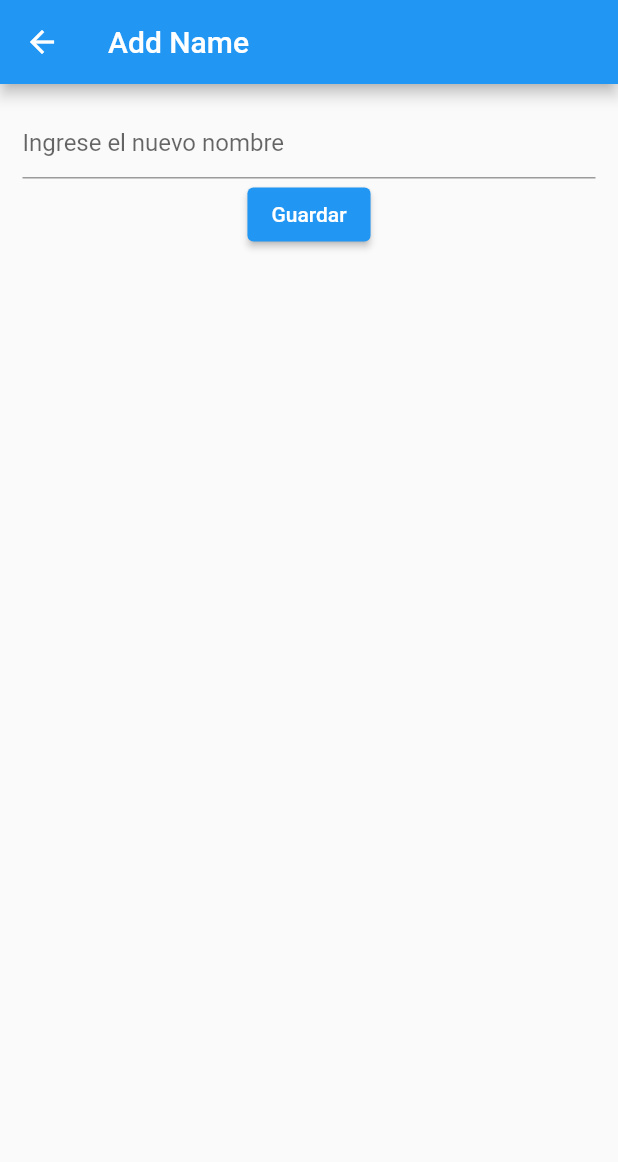
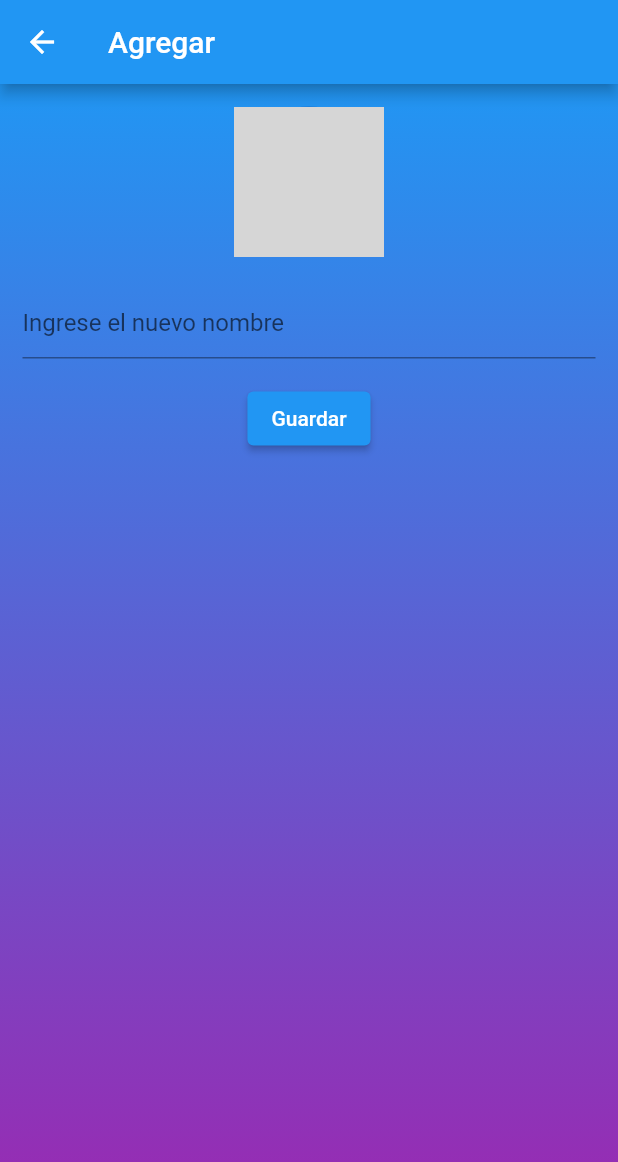
Before and after one commit to Dilan1502/crud_firebase, a Flutter app: the screen it shows after launch, after a tap on the "add" icon, on a phone screen of 412 x 824 dp. Shown: the top 1162 px of the screen. Run offline on Flutter 3.47's test engine with Material 2 defaults, Android fonts, the phone set to English and light mode, and no system bars; our stand-ins replace cloud_firestore, firebase_core, image_picker; accounts and stored records are empty; network calls fail; grey boxes are pictures that could not be loaded.

Commit message:
ultimos cambios

```diff
--- a/lib/main.dart
+++ b/lib/main.dart
@@ -20,7 +20,7 @@ class MyApp extends StatelessWidget {
   @override
   Widget build(BuildContext context) {
     return MaterialApp(
-      title: 'Flutter Firebase',
+      title: 'Firebase Dilan',
       initialRoute: '/',
       routes: {
         '/': (context) => const HomePage(),
--- a/lib/pages/add_name_page.dart
+++ b/lib/pages/add_name_page.dart
@@ -2,9 +2,10 @@ import 'package:firebase/services/firebase_service.dart';
 import 'package:flutter/material.dart';
 
 class AddNamePage extends StatefulWidget {
-  const AddNamePage({super.key});
+  const AddNamePage({Key? key}) : super(key: key);
+
   @override
-  State<AddNamePage> createState() => _AddNamePageState();
+  _AddNamePageState createState() => _AddNamePageState();
 }
 
 class _AddNamePageState extends State<AddNamePage> {
@@ -14,26 +15,46 @@ class _AddNamePageState extends State<AddNamePage> {
   Widget build(BuildContext context) {
     return Scaffold(
       appBar: AppBar(
-        title: const Text('Add Name'),
+        title: const Text('Agregar'),
       ),
-      body: Padding(
+      body: Container(
+        decoration: BoxDecoration(
+          gradient: LinearGradient(
+            begin: Alignment.topCenter,
+            end: Alignment.bottomCenter,
+            colors: [
+              Colors.blue,
+              Colors.purple,
+            ],
+          ),
+        ),
+        child: Padding(
           padding: const EdgeInsets.all(15.0),
           child: Column(
             children: [
+              CircleAvatar(
+                radius: 50,
+                backgroundImage: NetworkImage(
+                    'https://cdn.pixabay.com/photo/2018/03/29/12/06/silhouette-3272088_1280.png'), // Reemplaza 'assets/images/avatar.png' con la ruta de tu imagen
+              ),
+              const SizedBox(height: 20),
               TextField(
                 controller: nameController,
                 decoration: const InputDecoration(
                   hintText: 'Ingrese el nuevo nombre',
                 ),
               ),
+              SizedBox(height: 16), // Espacio vertical de 16 puntos
               ElevatedButton(
                 onPressed: () async {
                   await addPeople(nameController.text).then((_) {
                     Navigator.pop(context);
                   });
                 },
-                child: const Text("Guardar"))
+                child: const Text("Guardar"),
+              ),
             ],
+          ),
         ),
       ),
     );
--- a/lib/pages/home_page.dart
+++ b/lib/pages/home_page.dart
@@ -13,7 +13,7 @@ class HomePage extends StatefulWidget {
 class _HomePageState extends State<HomePage> {
   final List<Widget> _pages = [
     const PersonList(),
-    const UploadPage(),
+    facebook(),
   ];
 
   int _selectedIndex = 0;
@@ -22,7 +22,7 @@ class _HomePageState extends State<HomePage> {
   Widget build(BuildContext context) {
     return Scaffold(
         appBar: AppBar(
-          title: const Text('Flutter Firebase'),
+          title: const Text('Firebase Dilan'),
         ),
         body: _pages[_selectedIndex],
         bottomNavigationBar: BottomNavigationBar(
@@ -38,8 +38,8 @@ class _HomePageState extends State<HomePage> {
               label: 'Persons',
             ),
             BottomNavigationBarItem(
-              icon: Icon(Icons.upload),
-              label: 'Upload',
+              icon: Icon(Icons.facebook),
+              label: 'Facebook',
             ),
           ],
         ));
--- a/lib/pages/list_page.dart
+++ b/lib/pages/list_page.dart
@@ -14,7 +14,18 @@ class _PersonListState extends State<PersonList> {
   @override
   Widget build(BuildContext context) {
     return Scaffold(
-      body: FutureBuilder(
+      body: Container(
+        decoration: BoxDecoration(
+          gradient: LinearGradient(
+            begin: Alignment.topCenter,
+            end: Alignment.bottomCenter,
+            colors: [
+              Colors.blue,
+              Colors.purple,
+            ],
+          ),
+        ),
+        child: FutureBuilder(
           future: getPeople(),
           builder: (context, snapshot) {
             if (snapshot.hasData) {
@@ -33,7 +44,8 @@ class _PersonListState extends State<PersonList> {
                         builder: (context) {
                           return AlertDialog(
                             title: Text(
-                                    "¿Está seguro de querer eliminar a ${snapshot.data?[index]['name']}?"),
+                              "¿Está seguro de querer eliminar a ${snapshot.data?[index]['name']}?",
+                            ),
                             actions: [
                               TextButton(
                                 onPressed: () {
@@ -42,8 +54,11 @@ class _PersonListState extends State<PersonList> {
                                     false,
                                   );
                                 },
-                                      child: const Text("Cancelar",
-                                          style: TextStyle(color: Colors.red))),
+                                child: const Text(
+                                  "Cancelar",
+                                  style: TextStyle(color: Colors.red),
+                                ),
+                              ),
                               TextButton(
                                 onPressed: () {
                                   return Navigator.pop(
@@ -51,10 +66,12 @@ class _PersonListState extends State<PersonList> {
                                     true,
                                   );
                                 },
-                                      child: const Text("Si, estoy seguro"))
+                                child: const Text("Aceptar"),
+                              ),
                             ],
                           );
-                            });
+                        },
+                      );
 
                       return result;
                     },
@@ -65,7 +82,14 @@ class _PersonListState extends State<PersonList> {
                     direction: DismissDirection.endToStart,
                     key: Key(snapshot.data?[index]['uid']),
                     child: ListTile(
-                        title: Text(snapshot.data?[index]['name']),
+                      tileColor: const Color.fromARGB(255, 131, 227, 134),
+                      title: Text(
+                        snapshot.data?[index]['name'],
+                        style: TextStyle(
+                          fontSize: 16,
+                          fontWeight: FontWeight.bold,
+                        ),
+                      ),
                       onTap: () async {
                         await Navigator.pushNamed(context, '/edit',
                             arguments: {
@@ -76,13 +100,16 @@ class _PersonListState extends State<PersonList> {
                       },
                     ),
                   );
-                  }));
+                }),
+              );
             } else {
-              return const Center(
+              return Center(
                 child: CircularProgressIndicator(),
               );
             }
-          }),
+          },
+        ),
+      ),
       floatingActionButton: FloatingActionButton(
         onPressed: () async {
           await Navigator.pushNamed(context, '/add');
```
Also changed, not shown: lib/pages/edit_name_page.dart (+23 -5 lines), lib/pages/upload_page.dart (+19 -39 lines). Lines whose indentation alone changed are shown as unchanged.
